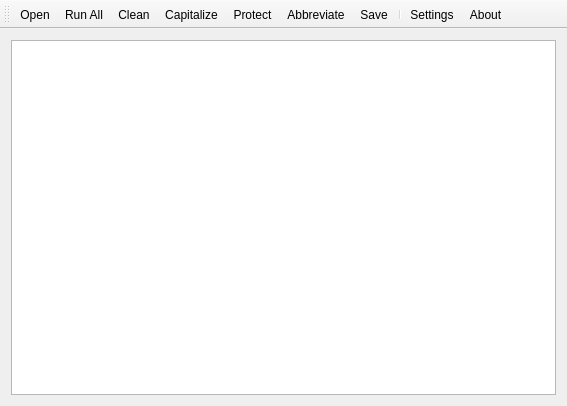
The window that MainWindow.ui (congchenutd/bibfixer) describes before a commit, drawn with Qt 5.
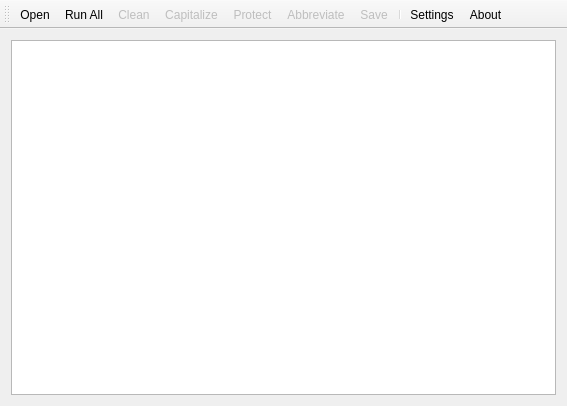
The same window after the commit. Icons and pictures are not drawn. Custom widgets are drawn as their Qt base class.

What changed in the file:
```diff
--- a/MainWindow.ui
+++ b/MainWindow.ui
@@ -59,6 +59,9 @@
    <addaction name="actionAbout"/>
   </widget>
   <action name="actionCapitalize">
+   <property name="enabled">
+    <bool>false</bool>
+   </property>
    <property name="icon">
     <iconset resource="Resource.qrc">
      <normaloff>:/Images/Uppercase.png</normaloff>:/Images/Uppercase.png</iconset>
@@ -71,6 +74,9 @@
    </property>
   </action>
   <action name="actionAbbreviate">
+   <property name="enabled">
+    <bool>false</bool>
+   </property>
    <property name="icon">
     <iconset resource="Resource.qrc">
      <normaloff>:/Images/Abbreviation.png</normaloff>:/Images/Abbreviation.png</iconset>
@@ -94,6 +100,9 @@
    </property>
   </action>
   <action name="actionSave">
+   <property name="enabled">
+    <bool>false</bool>
+   </property>
    <property name="icon">
     <iconset resource="Resource.qrc">
      <normaloff>:/Images/Save.png</normaloff>:/Images/Save.png</iconset>
@@ -103,6 +112,9 @@
    </property>
   </action>
   <action name="actionClean">
+   <property name="enabled">
+    <bool>false</bool>
+   </property>
    <property name="icon">
     <iconset resource="Resource.qrc">
      <normaloff>:/Images/Clean.png</normaloff>:/Images/Clean.png</iconset>
@@ -121,6 +133,9 @@
    </property>
   </action>
   <action name="actionProtect">
+   <property name="enabled">
+    <bool>false</bool>
+   </property>
    <property name="icon">
     <iconset resource="Resource.qrc">
      <normaloff>:/Images/Protect.png</normaloff>:/Images/Protect.png</iconset>
```
Left out of the diff: 2 changed lines with no effect on the pictures.
